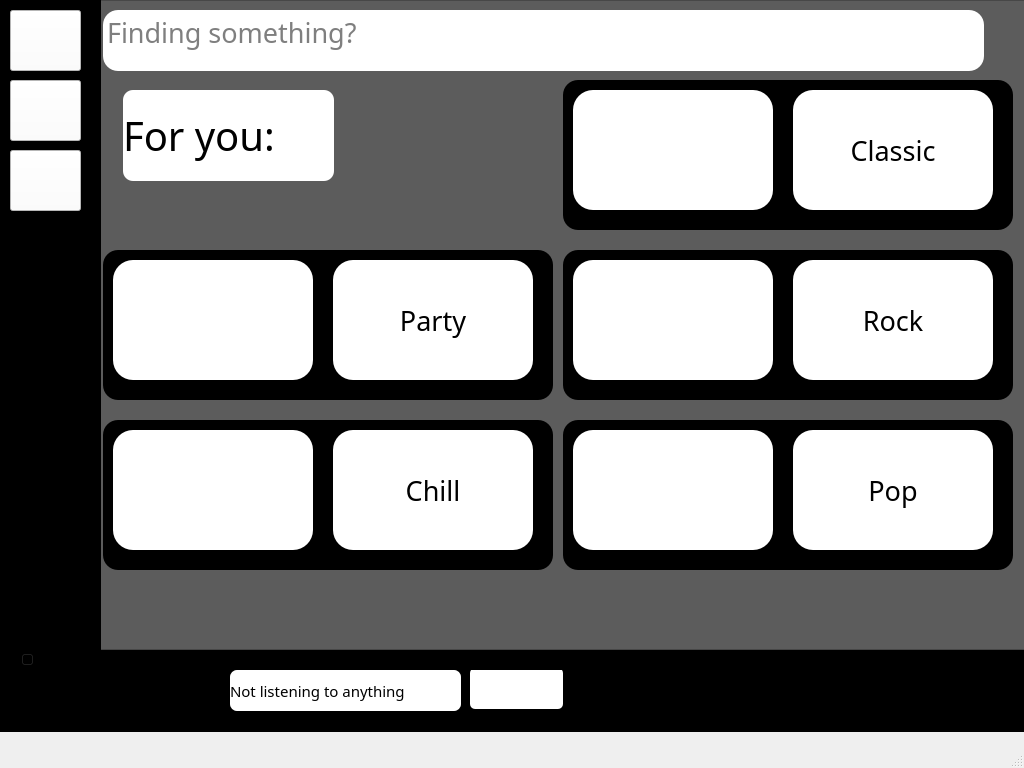
DoMinhTuong/python-app, file ui/mainmenu.ui: the form before one commit.
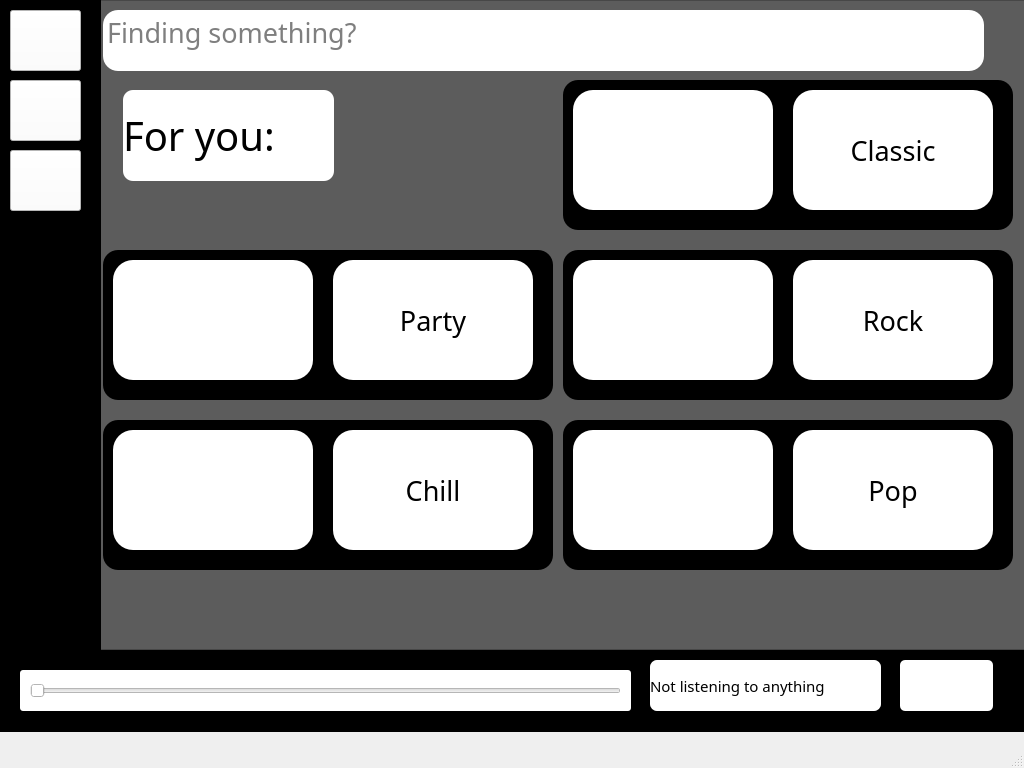
The form after the commit. Icons and pictures are not drawn.

What changed in the file:
```diff
--- a/ui/mainmenu.ui
+++ b/ui/mainmenu.ui
@@ -1207,10 +1207,10 @@
     <widget class="QPushButton" name="start_btn">
      <property name="geometry">
       <rect>
-       <x>470</x>
-       <y>18</y>
+       <x>900</x>
+       <y>10</y>
        <width>93</width>
-       <height>41</height>
+       <height>51</height>
       </rect>
      </property>
      <property name="styleSheet">
@@ -1228,10 +1228,10 @@
     <widget class="QLabel" name="playing_song_txt">
      <property name="geometry">
       <rect>
-       <x>230</x>
-       <y>20</y>
+       <x>650</x>
+       <y>10</y>
        <width>231</width>
-       <height>41</height>
+       <height>51</height>
       </rect>
      </property>
      <property name="font">
@@ -1248,21 +1248,38 @@
       <string>Not listening to anything</string>
      </property>
     </widget>
-    <widget class="QSlider" name="music_progress_bar">
+    <widget class="QFrame" name="frame_10">
      <property name="geometry">
       <rect>
        <x>20</x>
-       <y>0</y>
-       <width>981</width>
-       <height>20</height>
+       <y>20</y>
+       <width>611</width>
+       <height>41</height>
       </rect>
      </property>
      <property name="styleSheet">
-      <string notr="true"/>
+      <string notr="true">background-color:rgb(255, 255, 255);
+border-radius:3px;</string>
      </property>
-     <property name="orientation">
-      <enum>Qt::Orientation::Horizontal</enum>
+     <property name="frameShape">
+      <enum>QFrame::Shape::StyledPanel</enum>
      </property>
+     <property name="frameShadow">
+      <enum>QFrame::Shadow::Raised</enum>
+     </property>
+     <widget class="QSlider" name="horizontalSlider">
+      <property name="geometry">
+       <rect>
+        <x>10</x>
+        <y>10</y>
+        <width>591</width>
+        <height>22</height>
+       </rect>
+      </property>
+      <property name="orientation">
+       <enum>Qt::Orientation::Horizontal</enum>
+      </property>
+     </widget>
     </widget>
    </widget>
    <widget class="QFrame" name="frame_9">
```
